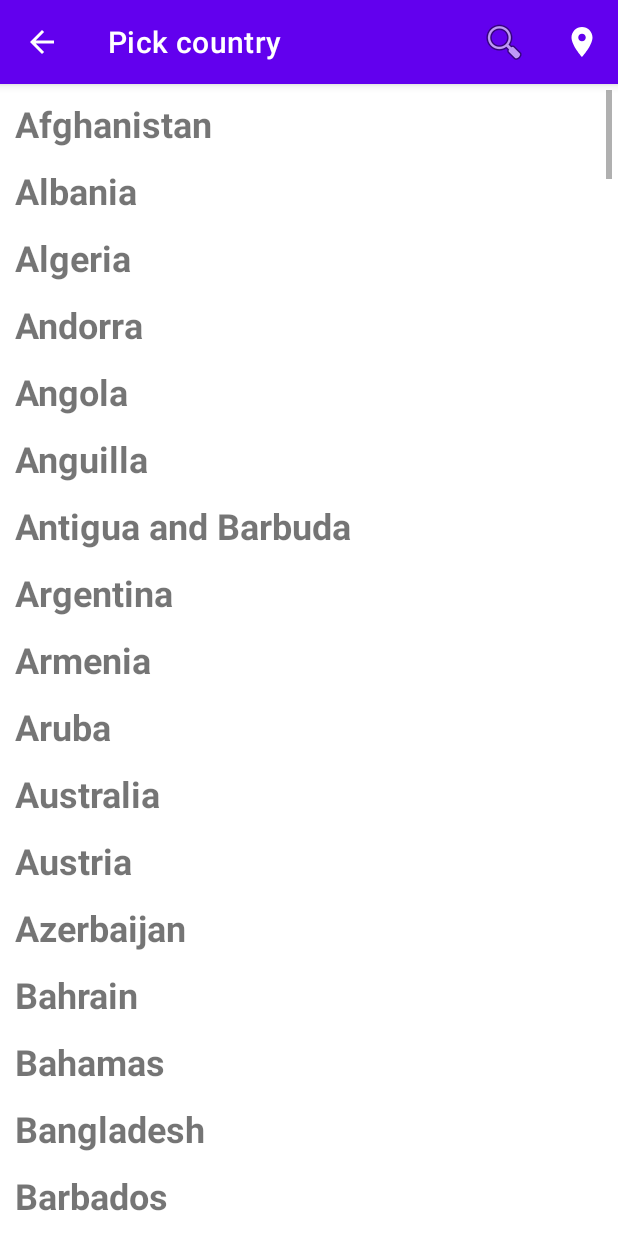
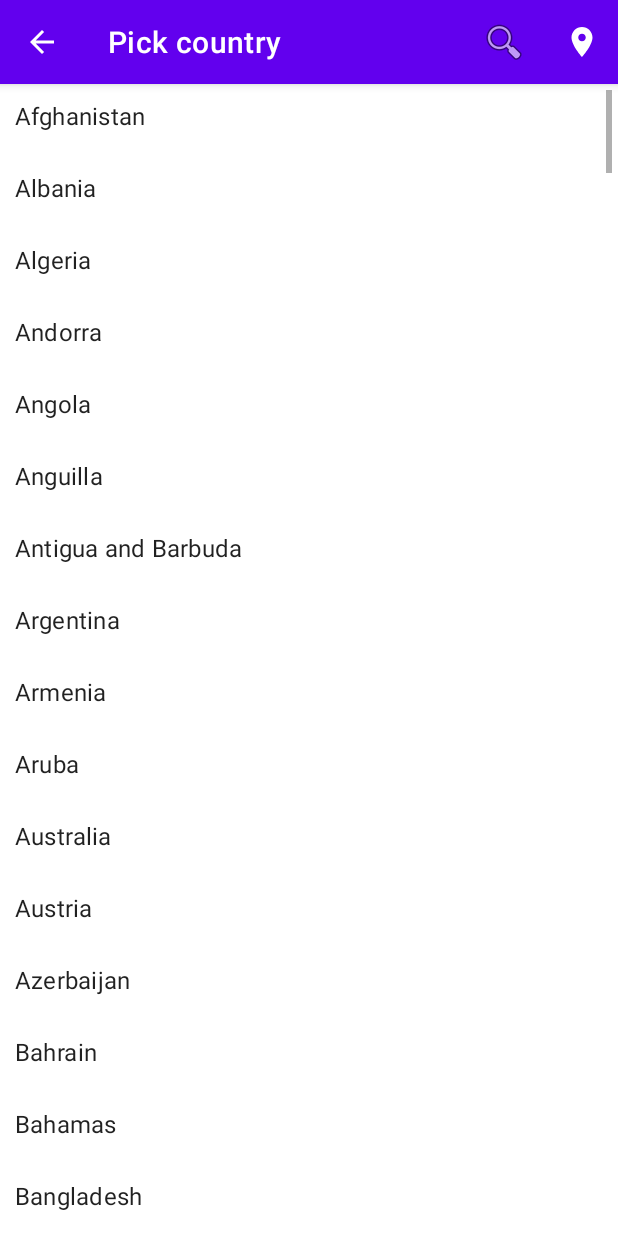
Before and after one commit to sberk97/covid19-app, an Android app: the SearchCountryActivity screen opened directly, with no data from a screen before it, on a phone screen of 412 x 824 dp. Run offline under Robolectric (Android 15) with nearby library versions, the phone set to English and light mode, and no system bars; our stand-ins replace Volley; 2 statements that could not run were skipped.

Commit message:
Styled search country list

```diff
--- a/app/src/main/java/com/example/covid19countryinfo/activities/SearchCountryActivity.java
+++ b/app/src/main/java/com/example/covid19countryinfo/activities/SearchCountryActivity.java
@@ -4,6 +4,8 @@ import androidx.annotation.NonNull;
 import androidx.appcompat.app.AppCompatActivity;
 import androidx.appcompat.widget.SearchView;
 import androidx.core.app.ActivityCompat;
+import androidx.core.content.ContextCompat;
+import androidx.recyclerview.widget.DividerItemDecoration;
 import androidx.recyclerview.widget.LinearLayoutManager;
 import androidx.recyclerview.widget.RecyclerView;
 
@@ -82,6 +84,8 @@ public class SearchCountryActivity extends AppCompatActivity implements FetchCou
         mRecyclerView.setAdapter(mAdapter);
         // Give the RecyclerView a default layout manager.
         mRecyclerView.setLayoutManager(new LinearLayoutManager(this));
+        DividerItemDecoration dividerItemDecoration = new DividerItemDecoration(mRecyclerView.getContext(), DividerItemDecoration.VERTICAL);
+//        mRecyclerView.addItemDecoration(dividerItemDecoration);
     }
 
     @Override
--- a/app/src/main/res/layout/activity_search_country.xml
+++ b/app/src/main/res/layout/activity_search_country.xml
@@ -12,6 +12,8 @@
         android:layout_height="match_parent"
         android:padding="4dp"
         android:scrollbars="vertical"
+        android:divider="#000"
+        android:dividerHeight="5dp"
         app:layout_constraintBottom_toBottomOf="parent"
         app:layout_constraintEnd_toEndOf="parent"
         app:layout_constraintStart_toStartOf="parent"
--- a/app/src/main/res/layout/search_country_list_item.xml
+++ b/app/src/main/res/layout/search_country_list_item.xml
@@ -3,11 +3,12 @@
     xmlns:android="http://schemas.android.com/apk/res/android"
     android:layout_width="match_parent"
     android:layout_height="wrap_content"
+    android:minHeight="?attr/minTouchTargetSize"
     android:orientation="vertical"
     android:padding="6dp">
 
     <TextView
         android:id="@+id/search_country_name"
-        style="@style/country_title" />
+        style="@style/search_country_title" />
 
 </LinearLayout>
--- a/app/src/main/res/layout/selected_country_list_item.xml
+++ b/app/src/main/res/layout/selected_country_list_item.xml
@@ -8,6 +8,6 @@
 
     <TextView
         android:id="@+id/selected_country_name"
-        style="@style/country_title" />
+        style="@style/search_country_title" />
 
 </LinearLayout>
--- a/app/src/main/res/values/styles.xml
+++ b/app/src/main/res/values/styles.xml
@@ -1,10 +1,10 @@
 <?xml version="1.0" encoding="utf-8"?>
 <resources>
-
-    <style name="country_title">
+    <style name="search_country_title">
         <item name="android:layout_width">match_parent</item>
         <item name="android:layout_height">wrap_content</item>
-        <item name="android:textSize">24sp</item>
-        <item name="android:textStyle">bold</item>
+        <item name="android:layout_gravity">center_vertical</item>
+        <item name="android:maxLines">1</item>
+        <item name="android:textAppearance">?attr/textAppearanceSubtitle1</item>
     </style>
 </resources>
```
